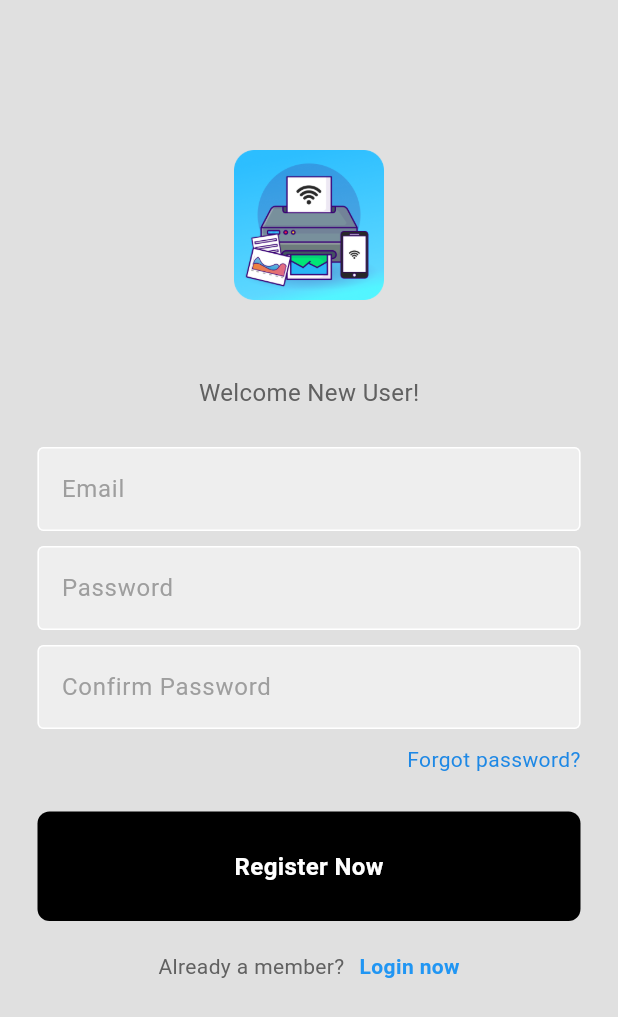
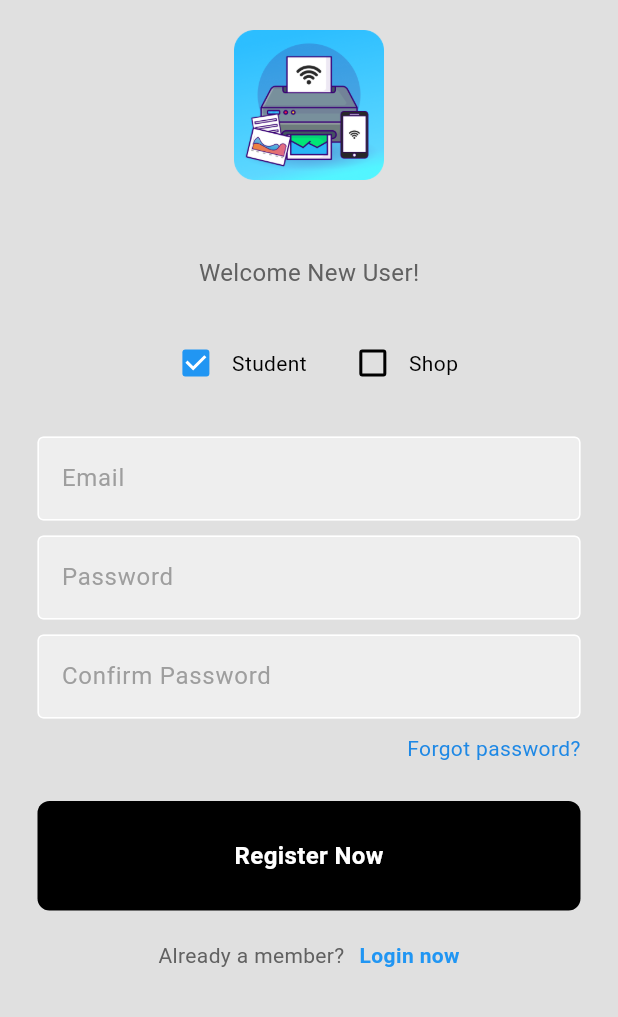
Before and after one commit to Arnav-Sangle/SEPM-InstaPrint-Project, a Flutter app: the RegisterPage screen opened by its route, on a phone screen of 412 x 824 dp. Shown: the top 1017 px of the screen. Run offline on Flutter 3.47's test engine with Material 3 defaults, Android fonts, the light colour scheme and no system bars; our stand-ins replace cloud_firestore, file_picker, firebase_auth, firebase_core, firebase_storage, flutter_map and 1 more; missing offline and left inert: upi_india, upi_payment_qrcode_generator; accounts and stored records are empty.

Commit message:
checkboxes ui for register page and backend login shop and login student collections for seperating shop users and students added all fields for request details selecting shop option during registration is entering record into login student and not login shop upi integrated and opening upi app

```diff
--- a/lib/pages/payment_page.dart
+++ b/lib/pages/payment_page.dart
@@ -2,7 +2,6 @@ import 'package:flutter/cupertino.dart';
 import 'package:flutter/material.dart';
 import 'package:upi_payment_qrcode_generator/upi_payment_qrcode_generator.dart';
 import 'package:upi_india/upi_india.dart';
-
 
 class PaymentPage extends StatefulWidget{
   PaymentPage({Key?key}) : super(key: key);
@@ -41,7 +40,9 @@ class _PaymentPageState extends State<PaymentPage> {
         app: app,
         receiverUpiId: "vedantsonawanescitech@okhdfcbank",
         receiverName: 'Vedant',
-        amount: pay, transactionRefId: 'Test',
+        transactionRefId: 'TestingUpiIndiaPlugin',
+        transactionNote: 'Not actual. Just an example.',
+        amount:pay,
       );
     }
     return  MaterialApp(
--- a/lib/pages/register_page.dart
+++ b/lib/pages/register_page.dart
@@ -6,30 +6,48 @@ import '../components/my_textfield.dart';
 import '../components/square_tile.dart';
 import 'login_page.dart';
 
-class RegisterPage extends StatelessWidget {
+import 'package:insta_print_app/api/firestore.dart';
+
+
+String selectedRegister = 'Login Student';
+
+class RegisterPage extends StatefulWidget {
+  RegisterPage({Key? key}) : super(key: key);
+
+  @override
+  State<RegisterPage> createState() => _RegisterPageState();
+}
+
+class _RegisterPageState extends State<RegisterPage> {
   // Text editing controllers
   final TextEditingController emailController = TextEditingController();
   final TextEditingController passwordController = TextEditingController();
-  final TextEditingController confirmPasswordController =
-  TextEditingController();
+  final TextEditingController confirmPasswordController = TextEditingController();
+  final FirestoreServices firestoreServices = FirestoreServices();
 
-  RegisterPage({super.key});
+  bool isStudent = true;
 
   Future<void> register(BuildContext context) async {
     try {
       if (passwordController.text != confirmPasswordController.text) {
-        SnackBar snackBar = const SnackBar(
-          content: Text('Passwords do not match'),
-          backgroundColor: Colors.red,
+        ScaffoldMessenger.of(context).showSnackBar(
+          SnackBar(
+            content: Text('Passwords do not match'),
+            backgroundColor: Colors.red,
+          ),
         );
         return;
       }
 
-      UserCredential userCredential = await FirebaseAuth.instance
-          .createUserWithEmailAndPassword(
+      UserCredential userCredential = await FirebaseAuth.instance.createUserWithEmailAndPassword(
         email: emailController.text,
         password: passwordController.text,
       );
+
+      selectedRegister = isStudent ? 'Login Student' : 'Login Shop';
+
+      // Add the registration data to Firestore
+      firestoreServices.addRegister(emailController.text);
 
       // Navigate to the login page after successful registration
       Navigator.pushReplacement(
@@ -53,7 +71,7 @@ class RegisterPage extends StatelessWidget {
             child: Column(
               mainAxisAlignment: MainAxisAlignment.center,
               children: [
-                SizedBox(height: 100),
+                SizedBox(height: 20),
                 // Welcome text
                 Image.asset(
                   'assets/images/instaPrintLogo.png',
@@ -67,6 +85,44 @@ class RegisterPage extends StatelessWidget {
                   style: TextStyle(
                     color: Colors.grey[700],
                     fontSize: 16,
+                  ),
+                ),
+
+                // Register as a Shop or User
+                SizedBox(height: 25),
+                Padding(
+                  padding: const EdgeInsets.symmetric(horizontal: 25),
+                  child: Row(
+                    mainAxisAlignment: MainAxisAlignment.center,
+                    children: [
+                      Row(
+                        children: [
+                          Checkbox(
+                            value: isStudent,
+                            onChanged: (value) {
+                              setState(() {
+                                isStudent = value ?? true;
+                              });
+                            },
+                          ),
+                          Text('Student'),
+                        ],
+                      ),
+                      SizedBox(width: 20),
+                      Row(
+                        children: [
+                          Checkbox(
+                            value: !isStudent,
+                            onChanged: (value) {
+                              setState(() {
+                                isStudent = !(value ?? false);
+                              });
+                            },
+                          ),
+                          Text('Shop'),
+                        ],
+                      ),
+                    ],
                   ),
                 ),
 
--- a/lib/pages/request_details_page.dart
+++ b/lib/pages/request_details_page.dart
@@ -23,6 +23,7 @@ class _RequestDetailsPageState extends State<RequestDetailsPage> {
   bool isPortrait = true;
   int copies = 1;
   int pages = 1;
+  String email = 'null';
 
   @override
   Widget build(BuildContext context) {
@@ -185,7 +186,7 @@ class _RequestDetailsPageState extends State<RequestDetailsPage> {
                 SizedBox(height: 40),
                 ElevatedButton(
                   onPressed: () {
-                    firestoreServices.add(pages, isBlackAndWhite);
+                    firestoreServices.add(email, fileName, pages, isBlackAndWhite, isSingleSided, isPortrait, copies);
                     Navigator.pushNamed(context, '/payment');
                   },
                   child: Text('Pay up'),
--- a/lib/pages/shop_selection_page.dart
+++ b/lib/pages/shop_selection_page.dart
@@ -9,7 +9,7 @@ import 'package:url_launcher/url_launcher_string.dart';
 
 import 'upload_document_page.dart';
 
-String selectedShop = '';
+String selectedShop = 'SK Print, PCCOE';
 
 class Shop {
   final String name;
```
Also changed, not shown: lib/api/firestore.dart (+17 -2 lines).
